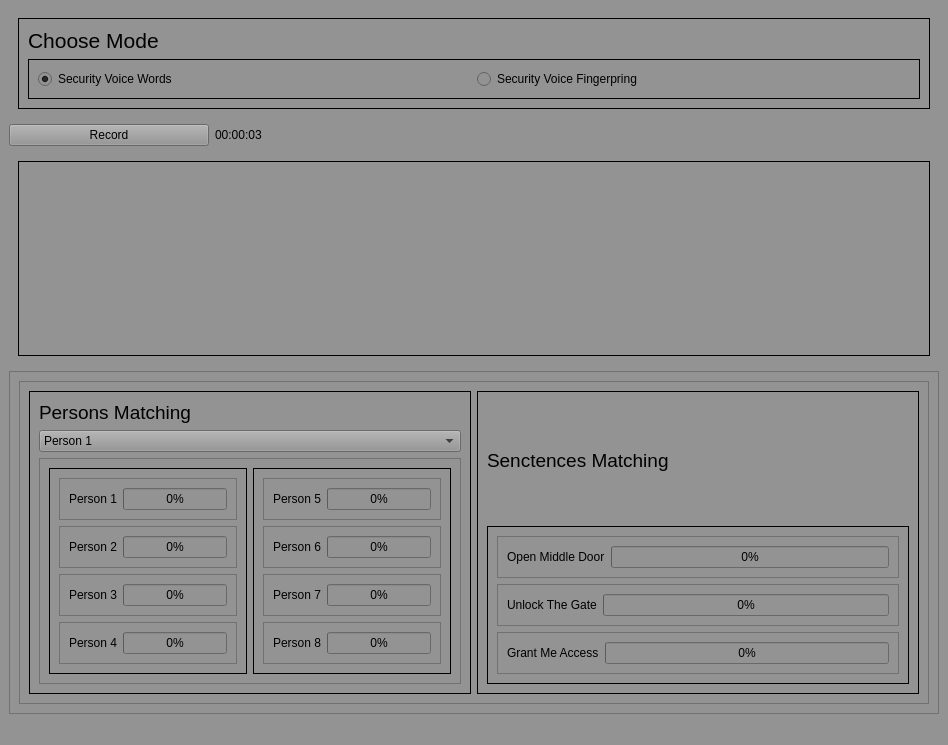
Qt form GUI.ui (shehab400/Security-Voice-code-Access) before a commit.
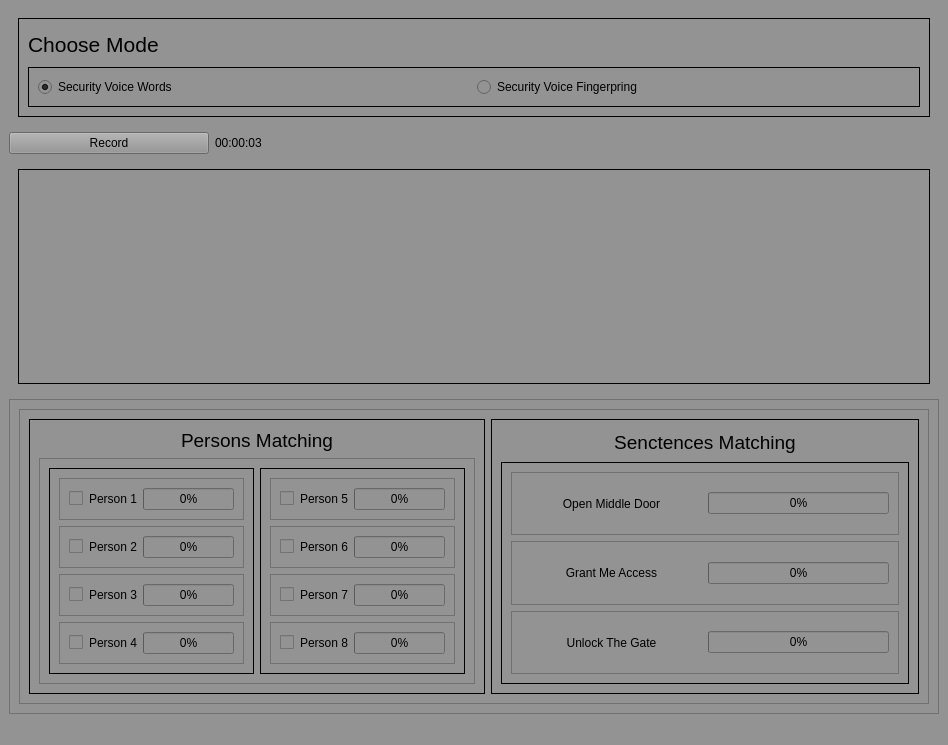
The same form after that commit. Icons and pictures are not drawn.

```diff
--- a/GUI.ui
+++ b/GUI.ui
@@ -85,62 +85,12 @@
                  <pointsize>14</pointsize>
                 </font>
                </property>
-               <property name="layoutDirection">
-                <enum>Qt::LeftToRight</enum>
-               </property>
-               <property name="autoFillBackground">
-                <bool>false</bool>
-               </property>
-               <property name="frameShape">
-                <enum>QFrame::NoFrame</enum>
-               </property>
                <property name="text">
                 <string>Persons Matching</string>
                </property>
-              </widget>
-             </item>
-             <item>
-              <widget class="QComboBox" name="comboBox">
-               <item>
-                <property name="text">
-                 <string>Person 1</string>
-                </property>
-               </item>
-               <item>
-                <property name="text">
-                 <string>Person 2</string>
-                </property>
-               </item>
-               <item>
-                <property name="text">
-                 <string>Person 3</string>
-                </property>
-               </item>
-               <item>
-                <property name="text">
-                 <string>Person 4</string>
-                </property>
-               </item>
-               <item>
-                <property name="text">
-                 <string>Person 5</string>
-                </property>
-               </item>
-               <item>
-                <property name="text">
-                 <string>Person 6</string>
-                </property>
-               </item>
-               <item>
-                <property name="text">
-                 <string>Person 7</string>
-                </property>
-               </item>
-               <item>
-                <property name="text">
-                 <string>Person 8</string>
-                </property>
-               </item>
+               <property name="alignment">
+                <set>Qt::AlignCenter</set>
+               </property>
               </widget>
              </item>
              <item>
@@ -173,6 +123,13 @@
                       <enum>QFrame::Raised</enum>
                      </property>
                      <layout class="QHBoxLayout" name="horizontalLayout_3">
+                      <item>
+                       <widget class="QCheckBox" name="checkBox">
+                        <property name="text">
+                         <string/>
+                        </property>
+                       </widget>
+                      </item>
                       <item>
                        <widget class="QLabel" name="label_5">
                         <property name="text">
@@ -199,6 +156,13 @@
                       <enum>QFrame::Raised</enum>
                      </property>
                      <layout class="QHBoxLayout" name="horizontalLayout_4">
+                      <item>
+                       <widget class="QCheckBox" name="checkBox_2">
+                        <property name="text">
+                         <string/>
+                        </property>
+                       </widget>
+                      </item>
                       <item>
                        <widget class="QLabel" name="label_6">
                         <property name="text">
@@ -225,6 +189,13 @@
                       <enum>QFrame::Raised</enum>
                      </property>
                      <layout class="QHBoxLayout" name="horizontalLayout_5">
+                      <item>
+                       <widget class="QCheckBox" name="checkBox_3">
+                        <property name="text">
+                         <string/>
+                        </property>
+                       </widget>
+                      </item>
                       <item>
                        <widget class="QLabel" name="label_7">
                         <property name="text">
@@ -251,6 +222,13 @@
                       <enum>QFrame::Raised</enum>
                      </property>
                      <layout class="QHBoxLayout" name="horizontalLayout_7">
+                      <item>
+                       <widget class="QCheckBox" name="checkBox_4">
+                        <property name="text">
+                         <string/>
+                        </property>
+                       </widget>
+                      </item>
                       <item>
                        <widget class="QLabel" name="label_11">
                         <property name="text">
@@ -292,6 +270,13 @@
                       <enum>QFrame::Raised</enum>
                      </property>
                      <layout class="QHBoxLayout" name="horizontalLayout_9">
+                      <item>
+                       <widget class="QCheckBox" name="checkBox_5">
+                        <property name="text">
+                         <string/>
+                        </property>
+                       </widget>
+                      </item>
                       <item>
                        <widget class="QLabel" name="label_8">
                         <property name="text">
@@ -318,6 +303,13 @@
                       <enum>QFrame::Raised</enum>
                      </property>
                      <layout class="QHBoxLayout" name="horizontalLayout_8">
+                      <item>
+                       <widget class="QCheckBox" name="checkBox_6">
+                        <property name="text">
+                         <string/>
+                        </property>
+                       </widget>
+                      </item>
                       <item>
                        <widget class="QLabel" name="label_9">
                         <property name="text">
@@ -344,6 +336,13 @@
                       <enum>QFrame::Raised</enum>
                      </property>
                      <layout class="QHBoxLayout" name="horizontalLayout_10">
+                      <item>
+                       <widget class="QCheckBox" name="checkBox_7">
+                        <property name="text">
+                         <string/>
+                        </property>
+                       </widget>
+                      </item>
                       <item>
                        <widget class="QLabel" name="label_10">
                         <property name="text">
@@ -370,6 +369,13 @@
                       <enum>QFrame::Raised</enum>
                      </property>
                      <layout class="QHBoxLayout" name="horizontalLayout_11">
+                      <item>
+                       <widget class="QCheckBox" name="checkBox_8">
+                        <property name="text">
+                         <string/>
+                        </property>
+                       </widget>
+                      </item>
                       <item>
                        <widget class="QLabel" name="label_12">
                         <property name="text">
@@ -410,6 +416,18 @@
             <layout class="QVBoxLayout" name="verticalLayout_6">
              <item>
               <widget class="QLabel" name="label_3">
+               <property name="sizePolicy">
+                <sizepolicy hsizetype="Preferred" vsizetype="Fixed">
+                 <horstretch>0</horstretch>
+                 <verstretch>0</verstretch>
+                </sizepolicy>
+               </property>
+               <property name="maximumSize">
+                <size>
+                 <width>16777215</width>
+                 <height>27</height>
+                </size>
+               </property>
                <property name="font">
                 <font>
                  <pointsize>14</pointsize>
@@ -418,6 +436,9 @@
                <property name="text">
                 <string>Senctences Matching</string>
                </property>
+               <property name="alignment">
+                <set>Qt::AlignCenter</set>
+               </property>
               </widget>
              </item>
              <item>
@@ -443,9 +464,21 @@
                   <layout class="QHBoxLayout" name="horizontalLayout_16">
                    <item>
                     <widget class="QLabel" name="label_17">
+                     <property name="sizePolicy">
+                      <sizepolicy hsizetype="Expanding" vsizetype="Preferred">
+                       <horstretch>0</horstretch>
+                       <verstretch>0</verstretch>
+                      </sizepolicy>
+                     </property>
+                     <property name="layoutDirection">
+                      <enum>Qt::LeftToRight</enum>
+                     </property>
                      <property name="text">
                       <string>Open Middle Door</string>
                      </property>
+                     <property name="alignment">
+                      <set>Qt::AlignCenter</set>
+                     </property>
                     </widget>
                    </item>
                    <item>
@@ -469,8 +502,17 @@
                   <layout class="QHBoxLayout" name="horizontalLayout_17">
                    <item>
                     <widget class="QLabel" name="label_18">
+                     <property name="sizePolicy">
+                      <sizepolicy hsizetype="Expanding" vsizetype="Preferred">
+                       <horstretch>0</horstretch>
+                       <verstretch>0</verstretch>
+                      </sizepolicy>
+                     </property>
                      <property name="text">
-                      <string>Unlock The Gate</string>
+                      <string>Grant Me Access</string>
+                     </property>
+                     <property name="alignment">
+                      <set>Qt::AlignCenter</set>
                      </property>
                     </widget>
                    </item>
@@ -495,8 +537,17 @@
                   <layout class="QHBoxLayout" name="horizontalLayout_18">
                    <item>
                     <widget class="QLabel" name="label_19">
+                     <property name="sizePolicy">
+                      <sizepolicy hsizetype="Expanding" vsizetype="Preferred">
+                       <horstretch>0</horstretch>
+                       <verstretch>0</verstretch>
+                      </sizepolicy>
+                     </property>
                      <property name="text">
-                      <string>Grant Me Access</string>
+                      <string>Unlock The Gate</string>
+                     </property>
+                     <property name="alignment">
+                      <set>Qt::AlignCenter</set>
                      </property>
                     </widget>
                    </item>
```
